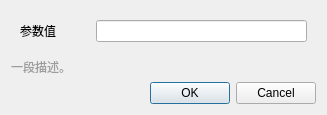
Old version of the form DrillGIFActionSequenceEditor/Source/Utils/widgetForm/QStringListEditor/W_QStringEditor.ui in the repository DrillUp/DrillGIFActionSequenceEditor.
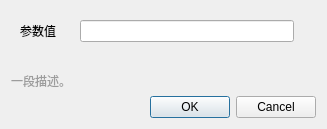
New version of the form.

Diff of the .ui file:
```diff
--- a/DrillGIFActionSequenceEditor/Source/Utils/widgetForm/QStringListEditor/W_QStringEditor.ui
+++ b/DrillGIFActionSequenceEditor/Source/Utils/widgetForm/QStringListEditor/W_QStringEditor.ui
@@ -7,7 +7,7 @@
     <x>0</x>
     <y>0</y>
     <width>327</width>
-    <height>115</height>
+    <height>129</height>
    </rect>
   </property>
   <property name="windowTitle">
@@ -16,7 +16,7 @@
   <layout class="QVBoxLayout" name="verticalLayout">
    <item>
     <widget class="QWidget" name="widget_params" native="true">
-     <layout class="QHBoxLayout" name="horizontalLayout" stretch="1,3">
+     <layout class="QHBoxLayout" name="horizontalLayout" stretch="1,4,0">
       <item>
        <widget class="QLabel" name="label">
         <property name="text">
@@ -27,6 +27,13 @@
       <item>
        <widget class="QLineEdit" name="lineEdit"/>
       </item>
+      <item>
+       <widget class="QLabel" name="label_suffix">
+        <property name="text">
+         <string/>
+        </property>
+       </widget>
+      </item>
      </layout>
     </widget>
    </item>
```
Left out of the diff: 4 changed lines with no effect on the pictures.
